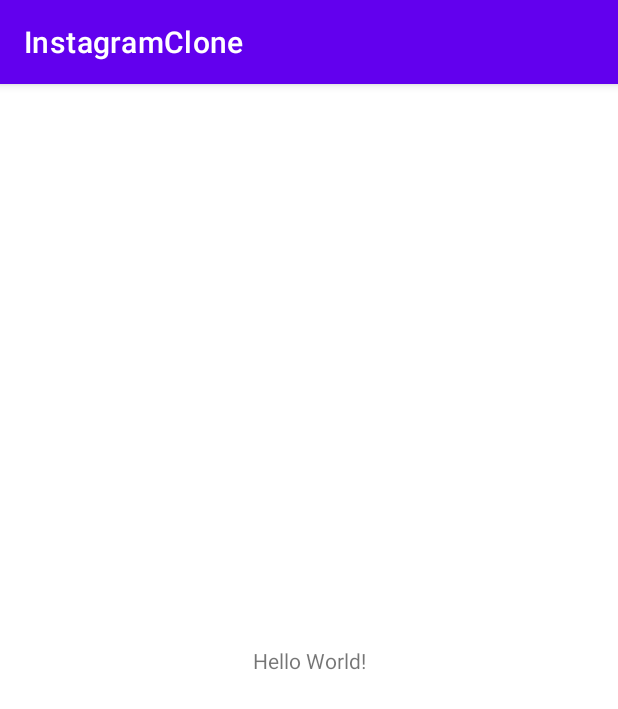
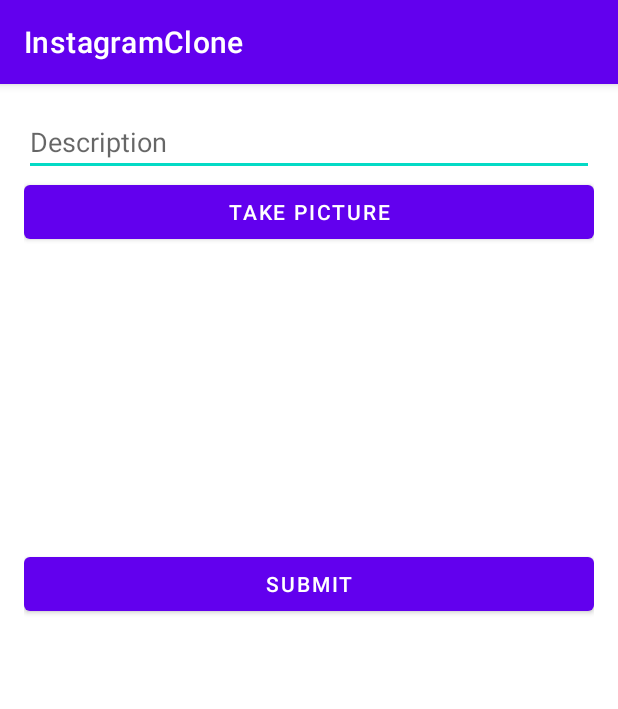
Before and after one commit to minaguirguis/Instagram-Clone, an Android app: the MainActivity screen opened directly, with no data from a screen before it, on a phone screen of 412 x 824 dp. Shown: the top 709 px of the screen. Run offline under Robolectric (Android 15) with nearby library versions, the phone set to English and light mode, and no system bars.

Commit message:
Created view

```diff
--- a/app/src/main/res/layout/activity_main.xml
+++ b/app/src/main/res/layout/activity_main.xml
@@ -1,18 +1,36 @@
 <?xml version="1.0" encoding="utf-8"?>
-<androidx.constraintlayout.widget.ConstraintLayout xmlns:android="http://schemas.android.com/apk/res/android"
+<LinearLayout
+    xmlns:android="http://schemas.android.com/apk/res/android"
     xmlns:app="http://schemas.android.com/apk/res-auto"
     xmlns:tools="http://schemas.android.com/tools"
+    android:orientation="vertical"
+    android:layout_margin="16dp"
     android:layout_width="match_parent"
     android:layout_height="match_parent"
     tools:context=".MainActivity">
 
-    <TextView
-        android:layout_width="wrap_content"
+   <EditText
+       android:id="@+id/etDescription"
+       android:layout_width="match_parent"
+       android:layout_height="wrap_content"
+       android:ems="10"
+       android:hint="Description" />
+
+    <Button
+        android:id="@+id/btnCaptureImage"
+        android:layout_width="match_parent"
         android:layout_height="wrap_content"
-        android:text="Hello World!"
-        app:layout_constraintBottom_toBottomOf="parent"
-        app:layout_constraintLeft_toLeftOf="parent"
-        app:layout_constraintRight_toRightOf="parent"
-        app:layout_constraintTop_toTopOf="parent" />
+        android:text="Take Picture" />
 
-</androidx.constraintlayout.widget.ConstraintLayout>
+    <ImageView
+        android:id="@+id/ivPostImage"
+        android:layout_width="match_parent"
+        android:layout_height="200dp"
+        tools:srcCompat="@tools:sample/avatars" />
+    <Button
+        android:id="@+id/btnSubmit"
+        android:layout_width="match_parent"
+        android:layout_height="wrap_content"
+        android:text="Submit" />
+
+</LinearLayout>
```
